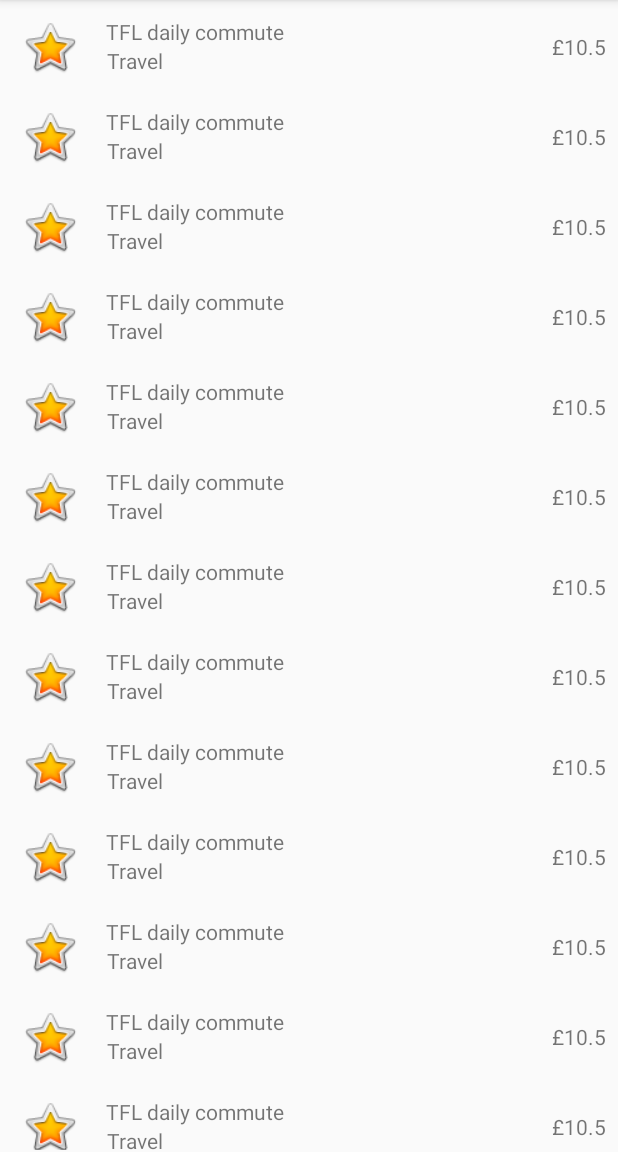
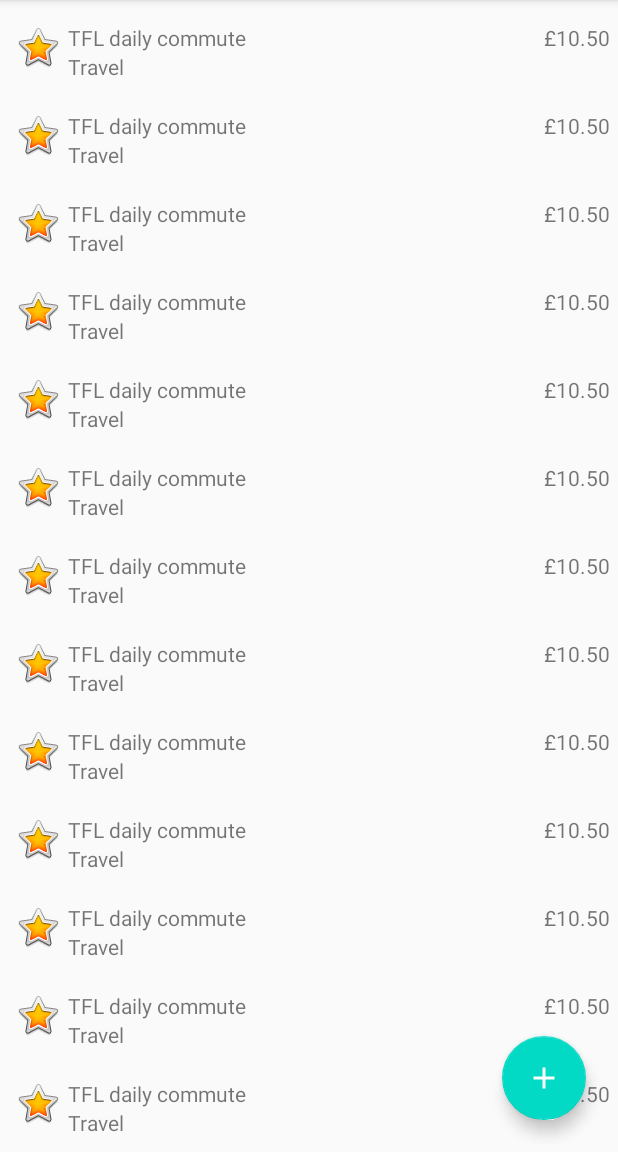
Before and after one commit to NanoPiece/ExpenseTracker, an Android app: the screen it shows after launch (MainActivity), on a phone screen of 412 x 824 dp, the part 84-1236 px from its top. Run offline under Robolectric (Android 15) with nearby library versions, the phone set to English and light mode, and no system bars.

Commit message:
The ability to add new expenses into the app.

```diff
--- a/app/build.gradle
+++ b/app/build.gradle
@@ -27,6 +27,8 @@ dependencies {
     implementation 'androidx.appcompat:appcompat:1.2.0'
     implementation 'androidx.constraintlayout:constraintlayout:2.0.1'
     implementation 'androidx.recyclerview:recyclerview:1.1.0'
+    implementation 'com.google.android.material:material:1.2.1'
+    implementation "androidx.fragment:fragment:1.2.5"
     testImplementation 'junit:junit:4.12'
     androidTestImplementation 'androidx.test.ext:junit:1.1.1'
     androidTestImplementation 'androidx.test.espresso:espresso-core:3.2.0'
--- a/app/src/main/java/com/example/expensetracker/ExpenseViewAdapter.java
+++ b/app/src/main/java/com/example/expensetracker/ExpenseViewAdapter.java
@@ -38,7 +38,19 @@ public class ExpenseViewAdapter extends RecyclerView.Adapter<ExpenseViewAdapter.
         TextView textView1 = holder.category;
         textView1.setText(expense.getCategory());
         TextView textView2 = holder.amount;
-        textView2.setText("£"+expense.getAmount().toString());
+        String formattedAmount;
+        if (expense.getAmount() >= 1000000) {
+            Double simplifiedAmount = expense.getAmount()/1000000;
+            formattedAmount = String.format("%.2f", simplifiedAmount);
+            formattedAmount += "m";
+        } else if (expense.getAmount() >= 1000) {
+            Double simplifiedAmount = expense.getAmount()/1000;
+            formattedAmount = String.format("%.2f", simplifiedAmount);
+            formattedAmount += "k";
+        } else {
+            formattedAmount = String.format("%.2f", expense.getAmount());
+        }
+        textView2.setText("£"+formattedAmount);
     }
 
     @Override
--- a/app/src/main/java/com/example/expensetracker/MainActivity.java
+++ b/app/src/main/java/com/example/expensetracker/MainActivity.java
@@ -1,10 +1,18 @@
 package com.example.expensetracker;
 
+import androidx.annotation.Nullable;
 import androidx.appcompat.app.AppCompatActivity;
 import androidx.recyclerview.widget.LinearLayoutManager;
 import androidx.recyclerview.widget.RecyclerView;
 
+import android.content.Context;
+import android.content.Intent;
 import android.os.Bundle;
+import android.util.Log;
+import android.view.View;
+import android.widget.Toast;
+
+import com.google.android.material.floatingactionbutton.FloatingActionButton;
 
 import java.util.ArrayList;
 import java.util.Date;
@@ -13,6 +21,8 @@ import java.util.List;
 
 public class MainActivity extends AppCompatActivity {
     private List<Expense> expenses;
+    RecyclerView rvExpenses;
+    ExpenseViewAdapter adapter;
 
     @Override
     protected void onCreate(Bundle savedInstanceState) {
@@ -20,17 +30,46 @@ public class MainActivity extends AppCompatActivity {
         setContentView(R.layout.activity_main);
 
         // Lookup the recyclerview in activity layout
-        RecyclerView rvExpenses = (RecyclerView) findViewById(R.id.rvExpenses);
+        rvExpenses = (RecyclerView) findViewById(R.id.rvExpenses);
 
         // Initialise expenses
         expenses = new ArrayList<Expense>();
         for (int i=0; i<20; i++){
             // Test data
             expenses.add(new Expense("Travel", "TFL daily commute",
-                    10.50 ));
+                    10.50));
         }
-        ExpenseViewAdapter adapter = new ExpenseViewAdapter(expenses);
+        adapter = new ExpenseViewAdapter(expenses);
         rvExpenses.setAdapter(adapter);
         rvExpenses.setLayoutManager(new LinearLayoutManager(this));
+
+        // Floating action button - add new expense
+        FloatingActionButton fab = findViewById(R.id.add_expense_fab);
+        fab.setOnClickListener(new View.OnClickListener() {
+            public void onClick(View view) {
+                Intent i = new Intent(getApplicationContext(), AddExpense.class);
+                startActivityForResult(i, 1);
+            }
+        });
     }
+
+    @Override
+    protected void onActivityResult(int requestCode, int resultCode, @Nullable Intent data) {
+        super.onActivityResult(requestCode, resultCode, data);
+        if (requestCode == 1) {
+            if(resultCode == RESULT_OK) {
+                String result = data.getStringExtra("New_Expense");
+                String[] resultValues = result.split(",");
+                Log.i("Testing", resultValues[2]);
+                Expense expense = new Expense(resultValues[0], resultValues[1],
+                        Double.parseDouble(resultValues[2]));
+                expenses.add(0, expense);
+                adapter.notifyItemInserted(0);
+
+                //ensure the recyclerview stays at the top
+                rvExpenses.scrollToPosition(0);
+            }
+        }
+    }
+
 }
--- /dev/null
+++ b/app/src/main/res/color/red.xml
@@ -0,0 +1,4 @@
+<?xml version="1.0" encoding="utf-8"?>
+<selector xmlns:android="http://schemas.android.com/apk/res/android">
+    <color android:name="red">#FF0000</color>
+</selector>
--- /dev/null
+++ b/app/src/main/res/drawable/ic_baseline_add_24.xml
@@ -0,0 +1,5 @@
+<vector android:height="24dp" android:tint="#FFFFFF"
+    android:viewportHeight="24" android:viewportWidth="24"
+    android:width="24dp" xmlns:android="http://schemas.android.com/apk/res/android">
+    <path android:fillColor="@android:color/white" android:pathData="M19,13h-6v6h-2v-6H5v-2h6V5h2v6h6v2z"/>
+</vector>
--- a/app/src/main/res/layout/activity_main.xml
+++ b/app/src/main/res/layout/activity_main.xml
@@ -4,20 +4,29 @@
     xmlns:tools="http://schemas.android.com/tools"
     android:layout_width="match_parent"
     android:layout_height="match_parent"
+    android:padding="5dp"
     tools:context=".MainActivity">
 
+    <!-- list of expenses -->
     <androidx.recyclerview.widget.RecyclerView
         android:id="@+id/rvExpenses"
-        android:layout_width="0dp"
-        android:layout_height="0dp"
-        android:layout_marginStart="1dp"
-        android:layout_marginTop="1dp"
-        android:layout_marginEnd="1dp"
-        android:layout_marginBottom="1dp"
+        android:layout_width="match_parent"
+        android:layout_height="match_parent"
         app:layout_constraintBottom_toBottomOf="parent"
         app:layout_constraintEnd_toEndOf="parent"
         app:layout_constraintStart_toStartOf="parent"
         app:layout_constraintTop_toTopOf="parent" />
 
+    <!-- add expense button -->
+    <com.google.android.material.floatingactionbutton.FloatingActionButton
+        android:id="@+id/add_expense_fab"
+        android:layout_width="wrap_content"
+        android:layout_height="wrap_content"
+        android:layout_gravity="end|bottom"
+        android:layout_margin="16dp"
+        android:contentDescription="add_expense"
+        android:src="@drawable/ic_baseline_add_24"
+        app:layout_constraintBottom_toBottomOf="parent"
+        app:layout_constraintEnd_toEndOf="parent" />
 
 </androidx.constraintlayout.widget.ConstraintLayout>
--- a/app/src/main/res/layout/expense_item.xml
+++ b/app/src/main/res/layout/expense_item.xml
@@ -7,41 +7,40 @@
     android:layout_height="wrap_content"
     android:paddingTop="10dp"
     android:paddingBottom="10dp"
+    android:weightSum="1"
+    android:backgroundTint="@color/design_default_color_background"
     >
 
     <!-- icon -->
     <ImageView
         android:id="@+id/expense_icon"
-        android:layout_width="40dp"
-        android:layout_height="40dp"
-        app:srcCompat="@android:drawable/btn_star_big_on"
+        android:layout_width="0dp"
+        android:layout_height="wrap_content"
+        android:layout_weight=".1"
         android:contentDescription="icon"
-        android:layout_weight=".1"/>
+        android:foregroundGravity="top"
+        app:srcCompat="@android:drawable/btn_star_big_on" />
 
     <!-- description and category -->
     <LinearLayout
-        android:layout_width="wrap_content"
+        android:layout_width="0dp"
         android:layout_height="wrap_content"
         android:orientation="vertical"
-        android:layout_marginStart="5dp"
         android:layout_weight=".7">
 
         <TextView
             android:id="@+id/description"
-            android:layout_width="wrap_content"
+            android:layout_width="match_parent"
             android:layout_height="wrap_content"
-            android:layout_weight="1"
             android:text="Description"
-            android:textAlignment="center"
-            />
+            android:textAlignment="viewStart" />
 
         <TextView
             android:id="@+id/category"
-            android:layout_width="wrap_content"
+            android:layout_width="match_parent"
             android:layout_height="wrap_content"
-            android:layout_weight="1"
             android:text="Category"
-            android:textAlignment="center"
+            android:textAlignment="viewStart"
             />
 
     </LinearLayout>
@@ -50,10 +49,8 @@
     <TextView
         android:id="@+id/amount"
         android:layout_width="0dp"
-        android:layout_height="wrap_content"
+        android:layout_height="match_parent"
         android:layout_weight=".2"
         android:text="amount"
-        android:textAlignment="center"
-        android:layout_gravity="center"
-        />
+        android:gravity="right" />
 </LinearLayout>
```
Also changed, not shown: app/src/main/AndroidManifest.xml (+5 -3 lines), app/src/main/java/com/example/expensetracker/AddExpense.java (added, +77 -0 lines), app/src/main/res/layout/activity_add_expense.xml (added, +86 -0 lines).
